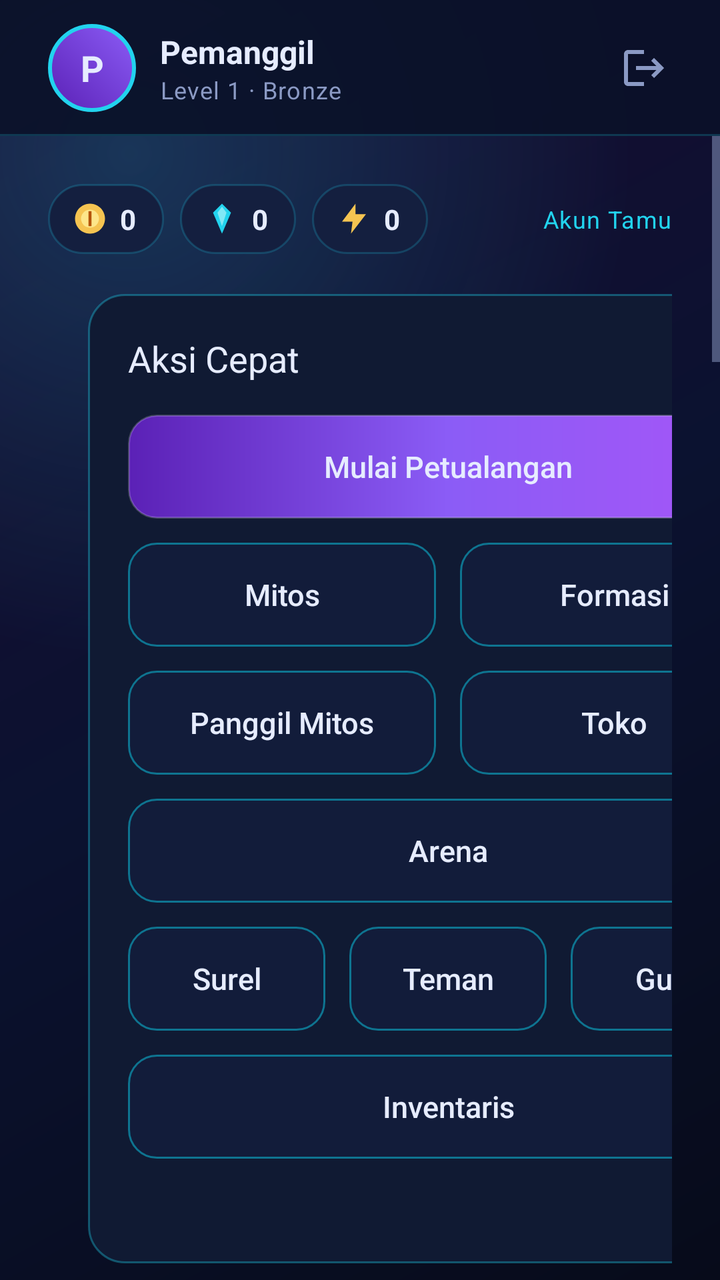
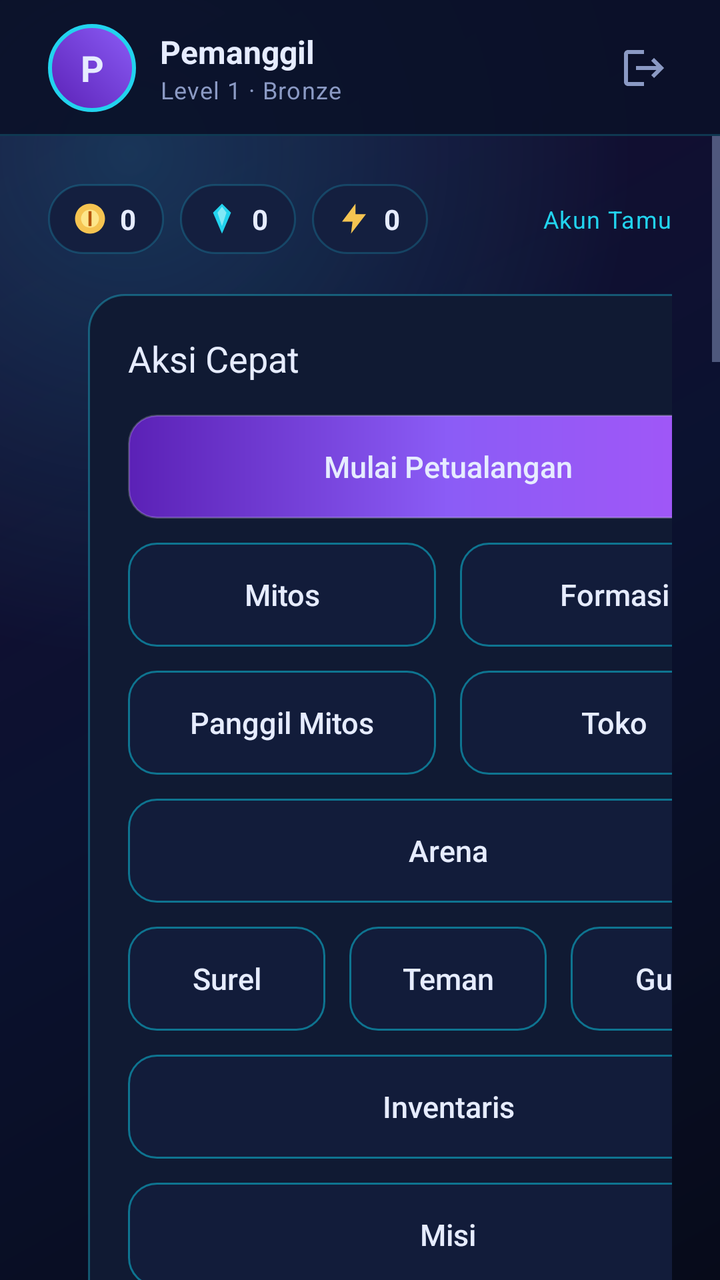

Screens rendered from an Android XML layout before and after an edit, with the pre-edit source and the edit as a unified diff.
<!-- AndroidManifest.xml: activity theme Theme.TheMyth -->
<!-- res/layout/activity_home.xml -->
<?xml version="1.0" encoding="utf-8"?>
<androidx.constraintlayout.widget.ConstraintLayout xmlns:android="http://schemas.android.com/apk/res/android"
    xmlns:app="http://schemas.android.com/apk/res-auto"
    android:id="@+id/homeRoot"
    android:layout_width="match_parent"
    android:layout_height="match_parent"
    android:background="@drawable/bg_gradient">

    <LinearLayout
        android:id="@+id/topBar"
        android:layout_width="0dp"
        android:layout_height="68dp"
        android:background="@drawable/bg_topbar"
        android:gravity="center_vertical"
        android:orientation="horizontal"
        android:paddingStart="24dp"
        android:paddingEnd="16dp"
        app:layout_constraintEnd_toEndOf="parent"
        app:layout_constraintStart_toStartOf="parent"
        app:layout_constraintTop_toTopOf="parent">

        <TextView
            android:id="@+id/tvAvatar"
            android:layout_width="44dp"
            android:layout_height="44dp"
            android:background="@drawable/bg_avatar"
            android:gravity="center"
            android:text="@string/home_avatar_initial"
            android:textColor="@color/text_primary"
            android:textSize="18sp"
            android:textStyle="bold" />

        <LinearLayout
            android:layout_width="wrap_content"
            android:layout_height="wrap_content"
            android:layout_marginStart="12dp"
            android:orientation="vertical">

            <TextView
                android:id="@+id/tvUsername"
                android:layout_width="wrap_content"
                android:layout_height="wrap_content"
                android:text="@string/home_default_username"
                android:textColor="@color/text_primary"
                android:textSize="16sp"
                android:textStyle="bold" />

            <TextView
                android:id="@+id/tvLevel"
                android:layout_width="wrap_content"
                android:layout_height="wrap_content"
                android:text="@string/home_level_placeholder"
                android:textAppearance="@style/TextAppearance.TheMyth.Caption" />
        </LinearLayout>

        <Space
            android:layout_width="0dp"
            android:layout_height="1dp"
            android:layout_weight="1" />

        <ImageButton
            android:id="@+id/btnLogout"
            android:layout_width="44dp"
            android:layout_height="44dp"
            android:background="?attr/selectableItemBackgroundBorderless"
            android:contentDescription="@string/home_logout"
            android:padding="10dp"
            android:src="@drawable/ic_logout"
            app:tint="@color/text_muted" />
    </LinearLayout>

    <ScrollView
        android:id="@+id/contentScroll"
        android:layout_width="0dp"
        android:layout_height="0dp"
        android:clipToPadding="false"
        android:fillViewport="true"
        app:layout_constraintBottom_toBottomOf="parent"
        app:layout_constraintEnd_toEndOf="parent"
        app:layout_constraintStart_toStartOf="parent"
        app:layout_constraintTop_toBottomOf="@id/topBar">

        <LinearLayout
            android:layout_width="match_parent"
            android:layout_height="wrap_content"
            android:orientation="vertical"
            android:padding="24dp">

            <LinearLayout
                android:layout_width="match_parent"
                android:layout_height="wrap_content"
                android:gravity="center_vertical"
                android:orientation="horizontal">

                <LinearLayout
                    android:layout_width="wrap_content"
                    android:layout_height="wrap_content"
                    android:background="@drawable/bg_chip"
                    android:gravity="center_vertical"
                    android:orientation="horizontal"
                    android:paddingStart="12dp"
                    android:paddingTop="8dp"
                    android:paddingEnd="14dp"
                    android:paddingBottom="8dp">

                    <ImageView
                        android:layout_width="18dp"
                        android:layout_height="18dp"
                        android:contentDescription="@null"
                        android:src="@drawable/ic_coin" />

                    <TextView
                        android:id="@+id/tvCoin"
                        android:layout_width="wrap_content"
                        android:layout_height="wrap_content"
                        android:layout_marginStart="6dp"
                        android:text="@string/home_zero"
                        android:textColor="@color/text_primary"
                        android:textSize="14sp"
                        android:textStyle="bold" />
                </LinearLayout>

                <LinearLayout
                    android:layout_width="wrap_content"
                    android:layout_height="wrap_content"
                    android:layout_marginStart="8dp"
                    android:background="@drawable/bg_chip"
                    android:gravity="center_vertical"
                    android:orientation="horizontal"
                    android:paddingStart="12dp"
                    android:paddingTop="8dp"
                    android:paddingEnd="14dp"
                    android:paddingBottom="8dp">

                    <ImageView
                        android:layout_width="18dp"
                        android:layout_height="18dp"
                        android:contentDescription="@null"
                        android:src="@drawable/ic_diamond" />

                    <TextView
                        android:id="@+id/tvDiamond"
                        android:layout_width="wrap_content"
                        android:layout_height="wrap_content"
                        android:layout_marginStart="6dp"
                        android:text="@string/home_zero"
                        android:textColor="@color/text_primary"
                        android:textSize="14sp"
                        android:textStyle="bold" />
                </LinearLayout>

                <LinearLayout
                    android:layout_width="wrap_content"
                    android:layout_height="wrap_content"
                    android:layout_marginStart="8dp"
                    android:background="@drawable/bg_chip"
                    android:gravity="center_vertical"
                    android:orientation="horizontal"
                    android:paddingStart="12dp"
                    android:paddingTop="8dp"
                    android:paddingEnd="14dp"
                    android:paddingBottom="8dp">

                    <ImageView
                        android:layout_width="18dp"
                        android:layout_height="18dp"
                        android:contentDescription="@null"
                        android:src="@drawable/ic_energy" />

                    <TextView
                        android:id="@+id/tvEnergy"
                        android:layout_width="wrap_content"
                        android:layout_height="wrap_content"
                        android:layout_marginStart="6dp"
                        android:text="@string/home_zero"
                        android:textColor="@color/text_primary"
                        android:textSize="14sp"
                        android:textStyle="bold" />
                </LinearLayout>

                <Space
                    android:layout_width="0dp"
                    android:layout_height="1dp"
                    android:layout_weight="1" />

                <TextView
                    android:id="@+id/tvAccountBadge"
                    android:layout_width="wrap_content"
                    android:layout_height="wrap_content"
                    android:text="@string/home_guest_badge"
                    android:textAppearance="@style/TextAppearance.TheMyth.Caption"
                    android:textColor="@color/cyan" />
            </LinearLayout>

            <LinearLayout
                android:layout_width="match_parent"
                android:layout_height="wrap_content"
                android:layout_marginTop="20dp"
                android:baselineAligned="false"
                android:orientation="horizontal">

                <LinearLayout
                    style="@style/Widget.TheMyth.Panel"
                    android:layout_width="0dp"
                    android:layout_height="wrap_content"
                    android:layout_weight="1"
                    android:orientation="vertical">

                    <TextView
                        android:layout_width="wrap_content"
                        android:layout_height="wrap_content"
                        android:text="@string/home_welcome"
                        android:textAppearance="@style/TextAppearance.TheMyth.Caption" />

                    <TextView
                        android:id="@+id/tvWelcomeName"
                        android:layout_width="match_parent"
                        android:layout_height="wrap_content"
                        android:layout_marginTop="4dp"
                        android:text="@string/home_default_username"
                        android:textAppearance="@style/TextAppearance.TheMyth.Title" />

                    <TextView
                        android:id="@+id/tvUid"
                        android:layout_width="wrap_content"
                        android:layout_height="wrap_content"
                        android:layout_marginTop="8dp"
                        android:background="?attr/selectableItemBackground"
                        android:paddingTop="4dp"
                        android:paddingBottom="4dp"
                        android:text="@string/home_uid_placeholder"
                        android:textAppearance="@style/TextAppearance.TheMyth.Caption" />

                    <View
                        android:layout_width="match_parent"
                        android:layout_height="1dp"
                        android:layout_marginTop="14dp"
                        android:background="@color/panel_elevated" />

                    <TextView
                        android:layout_width="wrap_content"
                        android:layout_height="wrap_content"
                        android:layout_marginTop="16dp"
                        android:text="@string/home_formation"
                        android:textAppearance="@style/TextAppearance.TheMyth.Caption" />

                    <TextView
                        android:id="@+id/tvFormation"
                        android:layout_width="match_parent"
                        android:layout_height="wrap_content"
                        android:layout_marginTop="4dp"
                        android:text="@string/home_formation_empty"
                        android:textColor="@color/text_primary"
                        android:textSize="16sp" />

                    <TextView
                        android:layout_width="wrap_content"
                        android:layout_height="wrap_content"
                        android:layout_marginTop="18dp"
                        android:letterSpacing="0.12"
                        android:text="@string/home_tip_title"
                        android:textColor="@color/cyan"
                        android:textSize="12sp"
                        android:textStyle="bold" />

                    <TextView
                        android:layout_width="match_parent"
                        android:layout_height="wrap_content"
                        android:layout_marginTop="4dp"
                        android:lineSpacingExtra="3dp"
                        android:text="@string/home_tip_body"
                        android:textAppearance="@style/TextAppearance.TheMyth.Caption" />

                    <ProgressBar
                        android:id="@+id/progressHome"
                        android:layout_width="28dp"
                        android:layout_height="28dp"
                        android:layout_marginTop="16dp"
                        android:indeterminateTint="@color/cyan" />

                    <TextView
                        android:id="@+id/tvHomeError"
                        android:layout_width="match_parent"
                        android:layout_height="wrap_content"
                        android:layout_marginTop="12dp"
                        android:textColor="@color/danger"
                        android:textSize="13sp"
                        android:visibility="gone" />

                    <androidx.appcompat.widget.AppCompatButton
                        android:id="@+id/btnRetry"
                        style="@style/Widget.TheMyth.Button.Secondary"
                        android:layout_width="wrap_content"
                        android:layout_height="wrap_content"
                        android:layout_marginTop="12dp"
                        android:paddingStart="20dp"
                        android:paddingEnd="20dp"
                        android:text="@string/home_retry"
                        android:visibility="gone" />
                </LinearLayout>

                <LinearLayout
                    style="@style/Widget.TheMyth.Panel"
                    android:layout_width="360dp"
                    android:layout_height="wrap_content"
                    android:layout_marginStart="20dp"
                    android:orientation="vertical">

                    <TextView
                        android:layout_width="wrap_content"
                        android:layout_height="wrap_content"
                        android:text="@string/home_actions"
                        android:textAppearance="@style/TextAppearance.TheMyth.Title"
                        android:textSize="18sp" />

                    <androidx.appcompat.widget.AppCompatButton
                        android:id="@+id/btnPlay"
                        style="@style/Widget.TheMyth.Button.Primary"
                        android:layout_width="match_parent"
                        android:layout_height="wrap_content"
                        android:layout_marginTop="16dp"
                        android:text="@string/home_play" />

                    <LinearLayout
                        android:layout_width="match_parent"
                        android:layout_height="wrap_content"
                        android:layout_marginTop="12dp"
                        android:orientation="horizontal">

                        <androidx.appcompat.widget.AppCompatButton
                            android:id="@+id/btnRoster"
                            style="@style/Widget.TheMyth.Button.Secondary"
                            android:layout_width="0dp"
                            android:layout_height="wrap_content"
                            android:layout_weight="1"
                            android:text="@string/home_roster" />

                        <androidx.appcompat.widget.AppCompatButton
                            android:id="@+id/btnFormation"
                            style="@style/Widget.TheMyth.Button.Secondary"
                            android:layout_width="0dp"
                            android:layout_height="wrap_content"
                            android:layout_marginStart="12dp"
                            android:layout_weight="1"
                            android:text="@string/home_formation_button" />
                    </LinearLayout>

                    <LinearLayout
                        android:layout_width="match_parent"
                        android:layout_height="wrap_content"
                        android:layout_marginTop="12dp"
                        android:orientation="horizontal">

                        <androidx.appcompat.widget.AppCompatButton
                            android:id="@+id/btnSummon"
                            style="@style/Widget.TheMyth.Button.Secondary"
                            android:layout_width="0dp"
                            android:layout_height="wrap_content"
                            android:layout_weight="1"
                            android:text="@string/home_summon" />

                        <androidx.appcompat.widget.AppCompatButton
                            android:id="@+id/btnShop"
                            style="@style/Widget.TheMyth.Button.Secondary"
                            android:layout_width="0dp"
                            android:layout_height="wrap_content"
                            android:layout_marginStart="12dp"
                            android:layout_weight="1"
                            android:text="@string/home_shop" />
                    </LinearLayout>

                    <androidx.appcompat.widget.AppCompatButton
                        android:id="@+id/btnArena"
                        style="@style/Widget.TheMyth.Button.Secondary"
                        android:layout_width="match_parent"
                        android:layout_height="wrap_content"
                        android:layout_marginTop="12dp"
                        android:text="@string/home_arena" />

                    <LinearLayout
                        android:layout_width="match_parent"
                        android:layout_height="wrap_content"
                        android:layout_marginTop="12dp"
                        android:orientation="horizontal">

                        <androidx.appcompat.widget.AppCompatButton
                            android:id="@+id/btnMail"
                            style="@style/Widget.TheMyth.Button.Secondary"
                            android:layout_width="0dp"
                            android:layout_height="wrap_content"
                            android:layout_weight="1"
                            android:text="@string/home_mail" />

                        <androidx.appcompat.widget.AppCompatButton
                            android:id="@+id/btnFriends"
                            style="@style/Widget.TheMyth.Button.Secondary"
                            android:layout_width="0dp"
                            android:layout_height="wrap_content"
                            android:layout_marginStart="12dp"
                            android:layout_weight="1"
                            android:text="@string/home_friends" />

                        <androidx.appcompat.widget.AppCompatButton
                            android:id="@+id/btnGuild"
                            style="@style/Widget.TheMyth.Button.Secondary"
                            android:layout_width="0dp"
                            android:layout_height="wrap_content"
                            android:layout_marginStart="12dp"
                            android:layout_weight="1"
                            android:text="@string/home_guild" />
                    </LinearLayout>

                    <androidx.appcompat.widget.AppCompatButton
                        android:id="@+id/btnInventory"
                        style="@style/Widget.TheMyth.Button.Secondary"
                        android:layout_width="match_parent"
                        android:layout_height="wrap_content"
                        android:layout_marginTop="12dp"
                        android:text="@string/home_inventory" />

                    <TextView
                        android:id="@+id/tvFooterVersion"
                        android:layout_width="wrap_content"
                        android:layout_height="wrap_content"
                        android:layout_marginTop="16dp"
                        android:textAppearance="@style/TextAppearance.TheMyth.Caption" />
                </LinearLayout>
            </LinearLayout>
        </LinearLayout>
    </ScrollView>

</androidx.constraintlayout.widget.ConstraintLayout>
<!-- resources referenced by this layout -->
<resources>
  <color name="cyan">#22D3EE</color>
  <color name="danger">#EF4444</color>
  <color name="panel_elevated">#16224A</color>
  <color name="text_muted">#8B9AC4</color>
  <color name="text_primary">#E6ECFF</color>
  <!-- drawable bg_chip (drawable) -->
  <?xml version="1.0" encoding="utf-8"?>
  <shape xmlns:android="http://schemas.android.com/apk/res/android"
      android:shape="rectangle">
      <solid android:color="#141F3F" />
      <corners android:radius="100dp" />
      <stroke
          android:width="1dp"
          android:color="#3322D3EE" />
  </shape>
  <!-- drawable ic_energy (drawable) -->
  <?xml version="1.0" encoding="utf-8"?>
  <vector xmlns:android="http://schemas.android.com/apk/res/android"
      android:width="24dp"
      android:height="24dp"
      android:viewportWidth="24"
      android:viewportHeight="24">
      <path
          android:fillColor="#F5C451"
          android:pathData="M13,2 L4,14 H11 L10,22 L20,9 H13 Z" />
  </vector>
  <string name="home_actions">Aksi Cepat</string>
  <string name="home_arena">Arena</string>
  <string name="home_avatar_initial">P</string>
  <string name="home_default_username">Pemanggil</string>
  <string name="home_formation">Formasi saat ini</string>
  <string name="home_formation_button">Formasi</string>
  <string name="home_formation_empty">Belum ada Mitos</string>
  <string name="home_friends">Teman</string>
  <string name="home_guest_badge">Akun Tamu</string>
  <string name="home_guild">Guild</string>
  <string name="home_inventory">Inventaris</string>
  <string name="home_level_placeholder">Level 1 · Bronze</string>
  <string name="home_logout">Keluar</string>
  <string name="home_mail">Surel</string>
  <string name="home_play">Mulai Petualangan</string>
  <string name="home_retry">Coba Lagi</string>
  <string name="home_roster">Mitos</string>
  <string name="home_shop">Toko</string>
  <string name="home_summon">Panggil Mitos</string>
  <string name="home_tip_body">Tiga Mitos dengan elemen yang sama mendapat bonus sinergi. Cek formasi sebelum bertarung.</string>
  <string name="home_tip_title">Tips</string>
  <string name="home_uid_placeholder">UID -</string>
  <string name="home_welcome">Selamat datang,</string>
  <string name="home_zero">0</string>
  <style name="TextAppearance.TheMyth.Caption" parent="TextAppearance.AppCompat.Caption">
          <item name="android:textColor">@color/text_muted</item>
          <item name="android:textSize">12sp</item>
          <item name="android:letterSpacing">0.04</item>
      </style>
  <style name="TextAppearance.TheMyth.Title" parent="TextAppearance.AppCompat.Title">
          <item name="android:textColor">@color/text_primary</item>
          <item name="android:textSize">24sp</item>
          <item name="android:fontFamily">sans-serif-medium</item>
      </style>
  <style name="Widget.TheMyth.Panel" parent="">
          <item name="android:background">@drawable/bg_panel</item>
          <item name="android:padding">20dp</item>
      </style>
  <color name="purple">#8B5CF6</color>
  <color name="purple_dark">#5B21B6</color>
  <!-- drawable bg_panel (drawable) -->
  <?xml version="1.0" encoding="utf-8"?>
  <shape xmlns:android="http://schemas.android.com/apk/res/android"
      android:shape="rectangle">
      <solid android:color="@color/bg_panel" />
      <corners android:radius="18dp" />
      <stroke
          android:width="1dp"
          android:color="@color/stroke_glow" />
  </shape>
  <color name="bg_deep">#070B1A</color>
  <color name="bg_panel">#101A33</color>
  <color name="purple_light">#A855F7</color>
  <color name="cyan_dim">#0E7490</color>
  <color name="stroke_glow">#5922D3EE</color>
  <!-- unchanged entries left out for length: 11 -->
</resources>

<!-- the commit's change to res/layout/activity_home.xml (unified diff, before → after) -->
@@ -418,6 +418,38 @@
                         android:layout_marginTop="12dp"
                         android:text="@string/home_inventory" />
 
+                    <androidx.appcompat.widget.AppCompatButton
+                        android:id="@+id/btnMissions"
+                        style="@style/Widget.TheMyth.Button.Secondary"
+                        android:layout_width="match_parent"
+                        android:layout_height="wrap_content"
+                        android:layout_marginTop="12dp"
+                        android:text="@string/home_missions" />
+
+                    <LinearLayout
+                        android:layout_width="match_parent"
+                        android:layout_height="wrap_content"
+                        android:layout_marginTop="12dp"
+                        android:orientation="horizontal">
+
+                        <androidx.appcompat.widget.AppCompatButton
+                            android:id="@+id/btnProfile"
+                            style="@style/Widget.TheMyth.Button.Secondary"
+                            android:layout_width="0dp"
+                            android:layout_height="wrap_content"
+                            android:layout_weight="1"
+                            android:text="@string/home_profile" />
+
+                        <androidx.appcompat.widget.AppCompatButton
+                            android:id="@+id/btnRanking"
+                            style="@style/Widget.TheMyth.Button.Secondary"
+                            android:layout_width="0dp"
+                            android:layout_height="wrap_content"
+                            android:layout_marginStart="12dp"
+                            android:layout_weight="1"
+                            android:text="@string/home_ranking" />
+                    </LinearLayout>
+
                     <TextView
                         android:id="@+id/tvFooterVersion"
                         android:layout_width="wrap_content"
<!-- resource entries referenced after the edit -->
@@ -40,7 +40,10 @@
   <string name="home_level_placeholder">Level 1 · Bronze</string>
   <string name="home_logout">Keluar</string>
   <string name="home_mail">Surel</string>
+  <string name="home_missions">Misi</string>
   <string name="home_play">Mulai Petualangan</string>
+  <string name="home_profile">Profil</string>
+  <string name="home_ranking">Ranking</string>
   <string name="home_retry">Coba Lagi</string>
   <string name="home_roster">Mitos</string>
   <string name="home_shop">Toko</string>
